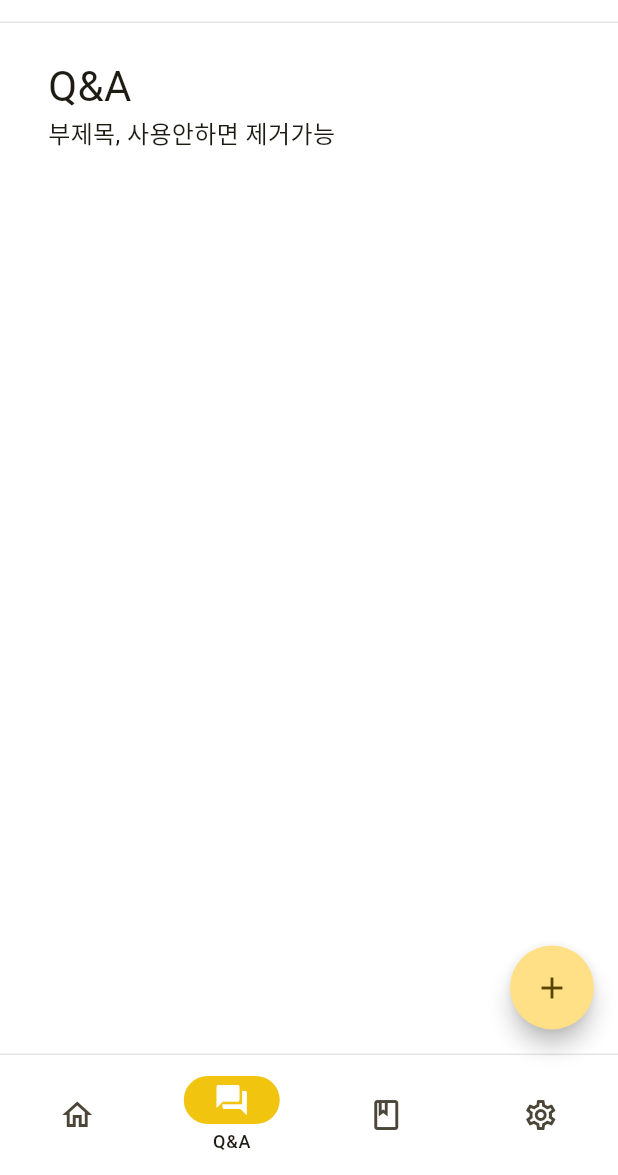
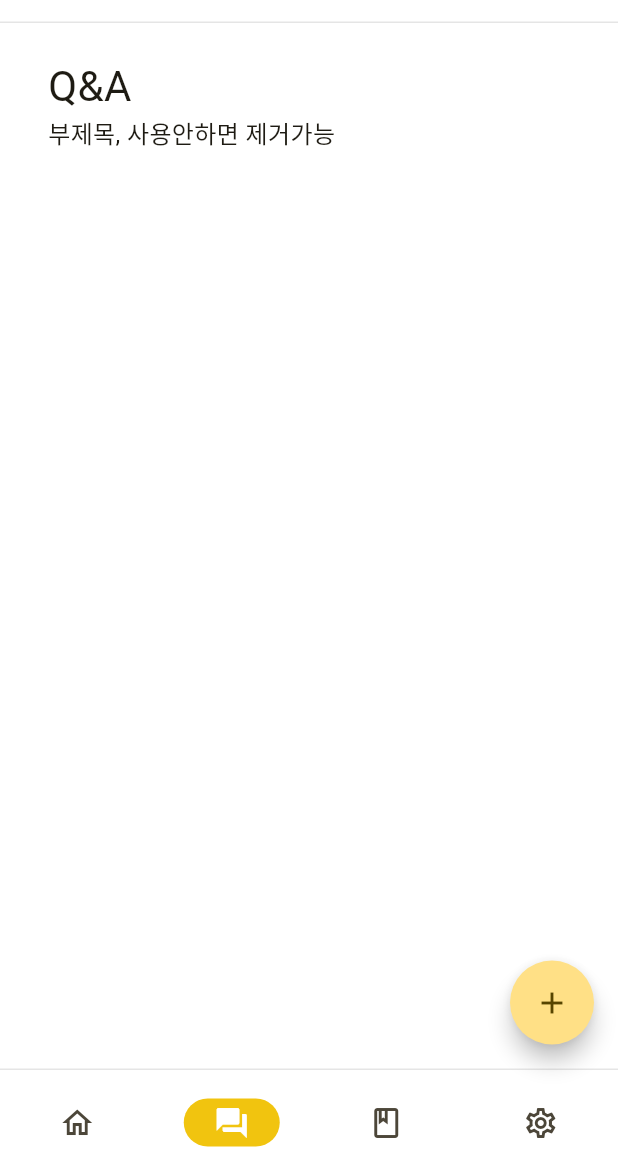
Before and after one commit to Friox/with-app, a Flutter app: the screen it shows after launch, item 2 of the bottom bar chosen, on a phone screen of 412 x 824 dp, the part 61-1236 px from its top. Run offline on Flutter 3.47's test engine with Material 3 defaults, Android fonts, the phone set to English and light mode, and no system bars; drawn by our look-alikes of easy_rich_text; our stand-ins replace font_awesome_flutter, vibration; Roboto replaces fonts that are missing (Pretendard).

Commit message:
#7 일기 페이지 구현 1. main.dart 구조 변경 2. 스크린헤더 사양 수정 3. 폰트 3종 추가

```diff
--- a/lib/constants/layout_constants.dart
+++ b/lib/constants/layout_constants.dart
@@ -8,8 +8,11 @@ class LayoutConstants {
   static const double headerPaddingVertical = 16.0;
   static const double headerPaddingRight = containerPadding - 12;
 
+  static const Color brandColor = Color(0xFFF1C40F);
+
   static const List<FontVariation> fontWeightThin = [FontVariation('wght', 200)];
   static const List<FontVariation> fontWeightRegular = [FontVariation('wght', 400)];
+  static const List<FontVariation> fontWeightSemiBold = [FontVariation('wght', 600)];
   static const List<FontVariation> fontWeightBold = [FontVariation('wght', 800)];
   static const List<FontVariation> fontWeightBlack = [FontVariation('wght', 900)];
 }
--- a/lib/main.dart
+++ b/lib/main.dart
@@ -5,10 +5,15 @@ import 'package:app/screens/question/question_screen.dart';
 import 'package:app/screens/setting/setting_screen.dart';
 import 'package:easy_rich_text/easy_rich_text.dart';
 import 'package:flutter/material.dart';
+import 'package:intl/date_symbol_data_local.dart';
 
-void main() {
+void main() async {
+  WidgetsFlutterBinding.ensureInitialized();
+  await initializeDateFormatting();
   runApp(const MyApp());
 }
+
+enum Page { home, qan, diary, setting }
 
 class MyApp extends StatelessWidget {
   const MyApp({super.key});
@@ -36,80 +41,57 @@ class MyHomePage extends StatefulWidget {
 }
 
 class _MyHomePageState extends State<MyHomePage> {
-  int currentPageIdx = 0;
+  final scaffoldState = GlobalKey<ScaffoldState>();
+  Page currentPageIdx = Page.home;
 
-  List<Map> pageData = [
-    {
-      'title': 'Home',
-      'widget': HomeScreen(),
-      'dest': NavigationDestination(
+  List<Widget>? getActions(Page idx) {
+    Map<Page, List<Widget>> data = {};
+    return data[idx];
+  }
+
+  FloatingActionButton? getFAB(Page idx) {
+    Map<Page, FloatingActionButton> data = {
+      Page.qan: FloatingActionButton(
+        onPressed: () {
+
+        },
+        shape: CircleBorder(),
+        child: Icon(Icons.add)
+      )
+    };
+    return data[idx];
+  }
+
+  List<Widget> getNavDest() {
+    Map<Page, NavigationDestination> data = {
+      Page.home: NavigationDestination(
         selectedIcon: Icon(Icons.home, color: Colors.white,),
         icon: Icon(Icons.home_outlined),
         label: 'Home',
       ),
-      'actions': <Widget>[
-        Padding(
-          // 내부 8, 외부 4.
-          padding: const EdgeInsets.only(right: 20),
-          child: IconButton(
-            onPressed: () {
-
-            },
-            icon: Icon(Icons.account_circle_rounded)
-          ),
-        ),
-      ]
-    },
-    {
-      'title': 'Q&A',
-      'widget': QuestionScreen(),
-      'dest': NavigationDestination(
+      Page.qan: NavigationDestination(
         selectedIcon: Icon(Icons.question_answer, color: Colors.white,),
         icon: Icon(Icons.question_answer_outlined),
         label: 'Q&A',
       ),
-      'actions': <Widget>[],
-      'fab': FloatingActionButton(
-
-        onPressed: () {
-
-        },
-        shape: CircleBorder(),
-        child: Icon(Icons.add),
-      )
-    },
-    {
-      'title': 'Diary',
-      'widget': DiaryScreen(),
-      'dest': NavigationDestination(
+      Page.diary: NavigationDestination(
         selectedIcon: Icon(Icons.book, color: Colors.white,),
         icon: Icon(Icons.book_outlined),
         label: 'Diary',
       ),
-      'actions': <Widget>[],
-      'fab': FloatingActionButton(
-        onPressed: () {
-
-        },
-        shape: CircleBorder(),
-        child: Icon(Icons.add),
-      )
-    },
-    {
-      'title': 'Setting',
-      'widget': SettingScreen(),
-      'dest': NavigationDestination(
+      Page.setting: NavigationDestination(
         selectedIcon: Icon(Icons.settings, color: Colors.white,),
         icon: Icon(Icons.settings_outlined),
         label: 'Setting',
       ),
-      'actions': <Widget>[]
-    }
-  ];
+    };
+    return [ for (Page i in Page.values) data[i]! ];
+  }
 
   @override
   Widget build(BuildContext context) {
     return Scaffold(
+      key: scaffoldState,
       backgroundColor: Colors.white,
       bottomNavigationBar: Container(
         decoration: BoxDecoration(
@@ -121,21 +103,22 @@ class _MyHomePageState extends State<MyHomePage> {
           )
         ),
         child: NavigationBar(
+          height: 70,
           indicatorColor: Theme.of(context).primaryColor,
           backgroundColor: Colors.white,
-          labelBehavior: NavigationDestinationLabelBehavior.onlyShowSelected,
+          labelBehavior: NavigationDestinationLabelBehavior.alwaysHide,
           onDestinationSelected: (int index) {
             setState(() {
-              currentPageIdx = index;
+              currentPageIdx = Page.values[index];
             });
           },
-          selectedIndex: currentPageIdx,
-          destinations: [ for (var el in pageData) el['dest'] ]
+          selectedIndex: currentPageIdx.index,
+          destinations: getNavDest()
         ),
       ),
       appBar: AppBar(
         foregroundColor: Colors.black,
-        actions: pageData[currentPageIdx]['actions'],
+        actions: getActions(currentPageIdx),
         titleSpacing: 32,
         shape: Border(
           bottom: BorderSide(
@@ -164,8 +147,8 @@ class _MyHomePageState extends State<MyHomePage> {
         QuestionScreen(),
         DiaryScreen(),
         SettingScreen()
-      ][currentPageIdx],
-      floatingActionButton: pageData[currentPageIdx]['fab'],
+      ][currentPageIdx.index],
+      floatingActionButton: getFAB(currentPageIdx),
     );
   }
 }
--- /dev/null
+++ b/lib/models/diary_model.dart
@@ -0,0 +1,17 @@
+class Diary {
+  final DateTime date;
+  final bool isFinished;
+  final String? title;
+  final String? summary;
+  final String writer;
+  final int sentiment;
+
+  Diary({
+    required this.date,
+    this.isFinished = false,
+    this.title,
+    this.summary,
+    required this.writer,
+    this.sentiment = 0
+  });
+}
--- a/lib/widgets/screen_header.dart
+++ b/lib/widgets/screen_header.dart
@@ -2,12 +2,18 @@ import 'package:app/constants/layout_constants.dart';
 import 'package:flutter/material.dart';
 
 class ScreenHeader extends StatefulWidget {
-  const ScreenHeader({super.key, required this.title, this.subTitle, this.onClick, this.icon});
+  const ScreenHeader({
+    super.key,
+    required this.title,
+    this.subTitle,
+    this.iconButton,
+    this.filledButton
+  });
 
   final String title;
   final String? subTitle;
-  final VoidCallback? onClick;
-  final Icon? icon;
+  final IconButton? iconButton;
+  final FilledButton? filledButton;
 
   @override
   State<ScreenHeader> createState() => _ScreenHeaderState();
@@ -18,10 +24,10 @@ class _ScreenHeaderState extends State<ScreenHeader> {
   Widget build(BuildContext context) {
     return Container(
       color: Colors.transparent,
-      padding: const EdgeInsets.only(
+      padding: EdgeInsets.only(
         left: LayoutConstants.containerPadding,
         top: LayoutConstants.headerPaddingVertical,
-        right: LayoutConstants.headerPaddingRight,
+        right: widget.iconButton != null ? LayoutConstants.headerPaddingRight : LayoutConstants.containerPadding,
         bottom: LayoutConstants.headerPaddingVertical
       ),
       child: Row(
@@ -48,13 +54,8 @@ class _ScreenHeaderState extends State<ScreenHeader> {
               ],
             ),
           ),
-          if (widget.onClick != null && widget.icon != null) Padding(
-            padding: const EdgeInsets.only(right: 0),
-            child: IconButton(
-              onPressed: widget.onClick,
-              icon: widget.icon!,
-            ),
-          )
+          if (widget.iconButton != null) widget.iconButton!
+          else if (widget.filledButton != null) widget.filledButton!
         ],
       ),
     );
```
Also changed, not shown: lib/screens/diary/diary_screen.dart (+116 -20 lines), lib/screens/diary/widgets/diary_list_item.dart (added, +120 -0 lines), pubspec.yaml (+14 -0 lines), assets/fonts/Jkid-Bold.otf (added), assets/fonts/Jkid-Light.otf (added), assets/fonts/Jkid-Medium.otf (added), lib/screens/diary/widgets/diary_list.dart (added), pubspec.lock, 4 other files.
